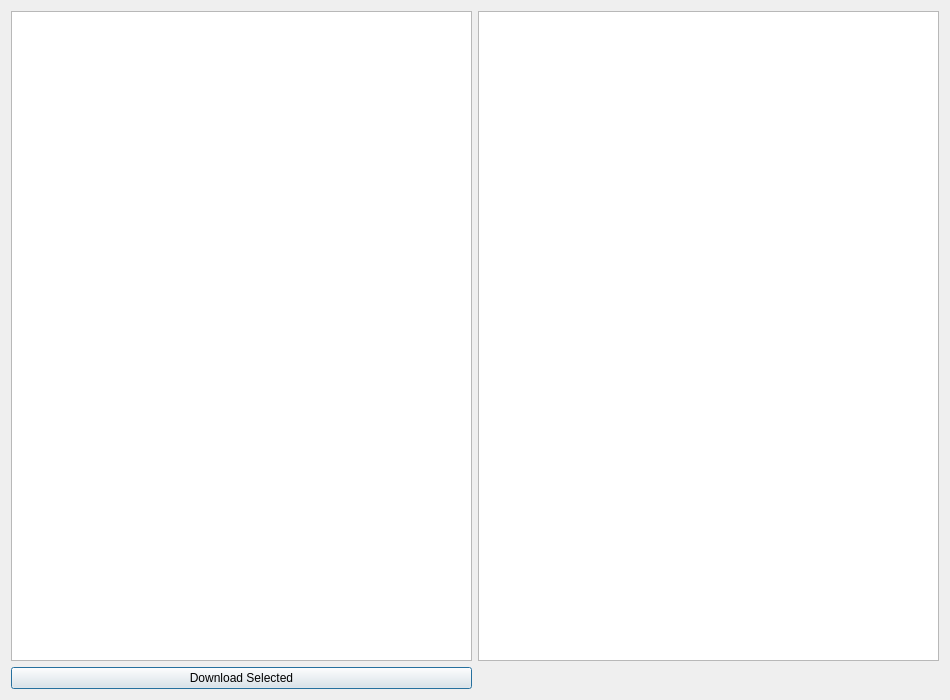
Old version of the form avogadro/qtplugins/plugindownloader/downloaderwidget.ui in the repository OpenChemistry/avogadrolibs.
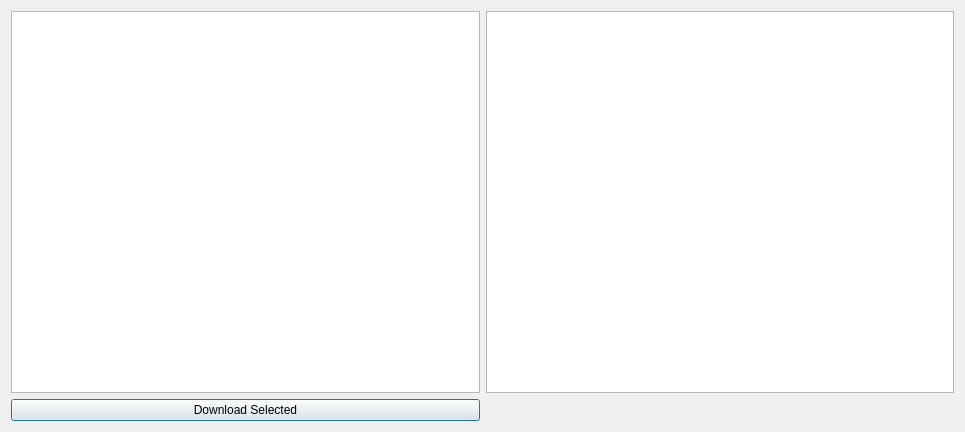
New version of the form.

```diff
--- a/avogadro/qtplugins/plugindownloader/downloaderwidget.ui
+++ b/avogadro/qtplugins/plugindownloader/downloaderwidget.ui
@@ -6,8 +6,8 @@
    <rect>
     <x>0</x>
     <y>0</y>
-    <width>950</width>
-    <height>700</height>
+    <width>965</width>
+    <height>432</height>
    </rect>
   </property>
   <property name="windowTitle">
```
Left out of the diff: 2 changed lines with no effect on the pictures.
